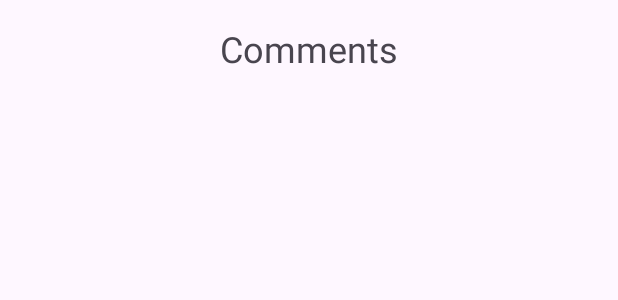
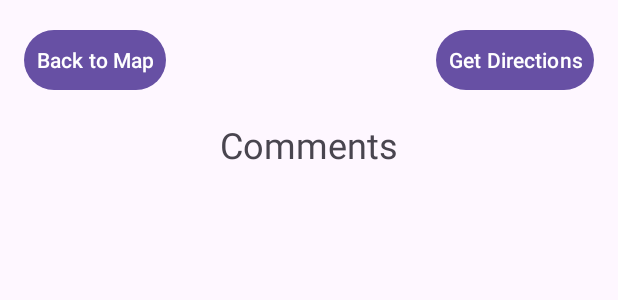
Before and after one commit to guillebasterra/EventsUSC, an Android app: the layout activity_comment.xml on its own in the app's theme, with its tools: preview values and no code run, on a phone screen of 412 x 824 dp. Shown: the top 300 px of the screen. Run offline under Robolectric (Android 15) with nearby library versions, the phone set to English and light mode, and no system bars.

Commit message:
directions and back to map button for event page

```diff
--- a/app/src/main/res/layout/activity_comment.xml
+++ b/app/src/main/res/layout/activity_comment.xml
@@ -1,5 +1,9 @@
-<?xml version="1.0" encoding="utf-8"?>
-<ScrollView xmlns:android="http://schemas.android.com/apk/res/android"
+<FrameLayout xmlns:android="http://schemas.android.com/apk/res/android"
+    android:layout_width="match_parent"
+    android:layout_height="match_parent">
+
+    <!-- Original ScrollView layout for comments -->
+    <ScrollView
         android:layout_width="match_parent"
         android:layout_height="match_parent"
         android:padding="16dp">
@@ -10,6 +14,16 @@
             android:layout_height="wrap_content"
             android:orientation="vertical">
 
+            <!-- Back button -->
+            <Button
+                android:id="@+id/back_button"
+                android:layout_width="wrap_content"
+                android:layout_height="wrap_content"
+                android:text="Back to Map"
+                android:padding="8dp"
+                android:layout_marginBottom="16dp" />
+
+            <!-- Title for comments -->
             <TextView
                 android:layout_width="wrap_content"
                 android:layout_height="wrap_content"
@@ -20,5 +34,16 @@
             <!-- Comments will be dynamically added here -->
 
         </LinearLayout>
+    </ScrollView>
 
-</ScrollView>
+    <!-- Get Directions button positioned at the top-right corner -->
+    <Button
+        android:id="@+id/get_directions_button"
+        android:layout_width="wrap_content"
+        android:layout_height="wrap_content"
+        android:text="Get Directions"
+        android:padding="8dp"
+        android:layout_margin="16dp"
+        android:layout_gravity="top|end" />
+
+</FrameLayout>
```
Also changed, not shown: app/src/main/java/com/example/eventsusc/CommentActivity.java (+67 -4 lines). Lines whose indentation alone changed are shown as unchanged.
